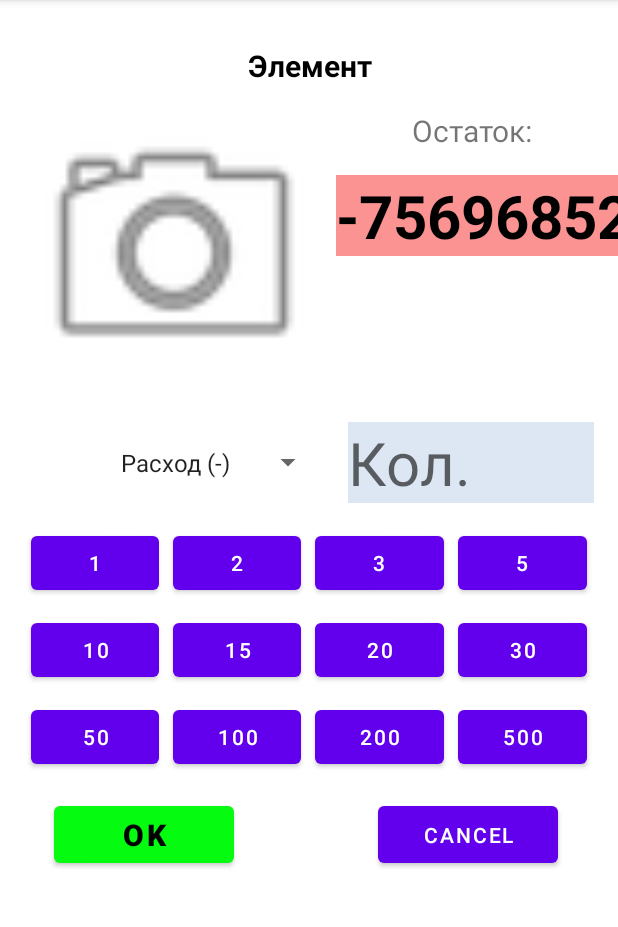
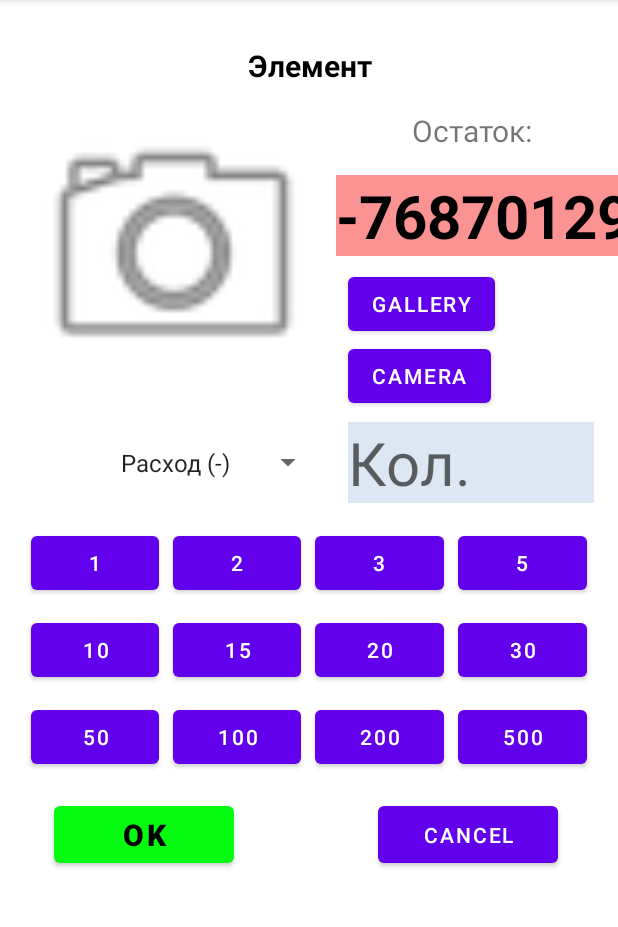
Before and after one commit to 77onix77/sklad, an Android app: the ElementActivity screen opened directly, with no data from a screen before it, on a phone screen of 412 x 824 dp, the part 84-1011 px from its top. Run offline under Robolectric (Android 15) with nearby library versions, the phone set to English and light mode, and no system bars; our stand-ins replace Room's generated code; 2 statements that could not run were skipped.

Commit message:
added image for elements

```diff
--- a/app/src/main/AndroidManifest.xml
+++ b/app/src/main/AndroidManifest.xml
@@ -2,7 +2,13 @@
 <manifest xmlns:android="http://schemas.android.com/apk/res/android"
     xmlns:tools="http://schemas.android.com/tools">
 
+    <uses-permission android:name="android.permission.CAMERA" />
+    <uses-permission android:name="android.permission.READ_EXTERNAL_STORAGE" />
+    <uses-permission android:name="android.permission.READ_MEDIA_IMAGES" />
+
     <application
+
+        android:requestLegacyExternalStorage="true"
         android:name=".MyApplication"
         android:allowBackup="true"
         android:dataExtractionRules="@xml/data_extraction_rules"
--- a/app/src/main/java/com/onix77/sklad/ElementActivity.kt
+++ b/app/src/main/java/com/onix77/sklad/ElementActivity.kt
@@ -1,17 +1,27 @@
 package com.onix77.sklad
 
 import android.annotation.SuppressLint
+import android.content.Intent
+import android.graphics.Bitmap
+
 import androidx.appcompat.app.AppCompatActivity
 import android.os.Bundle
+import android.provider.MediaStore
 import android.widget.ArrayAdapter
+import android.widget.ImageView
 import android.widget.Toast
+import androidx.activity.result.PickVisualMediaRequest
 import androidx.activity.viewModels
+
 import com.onix77.sklad.databinding.ActivityElementBinding
 import java.util.*
 
 class ElementActivity : AppCompatActivity() {
 
     private lateinit var binding: ActivityElementBinding
+    private val REQUEST_CODE_GAL = 111
+    private val REQUEST_CODE_CAM = 222
+    lateinit var imView: ImageView
     private val  myViewModel: MyViewModel by viewModels {
         MyViewModelFactory((application as MyApplication).repository)
     }
@@ -21,6 +31,7 @@ class ElementActivity : AppCompatActivity() {
         super.onCreate(savedInstanceState)
         binding = ActivityElementBinding.inflate(layoutInflater)
         setContentView(binding.root)
+
 
         val el = intent.getSerializableExtra("el") as ElementDB
 
@@ -53,6 +64,18 @@ class ElementActivity : AppCompatActivity() {
             El100BT.setOnClickListener { ElNumberET.setText("100")  }
             El200BT.setOnClickListener { ElNumberET.setText("200")  }
             El500BT.setOnClickListener { ElNumberET.setText("500")  }
+        }
+
+        imView = binding.ElImageView
+
+        binding.ImButton.setOnClickListener {
+            val imageIntent = Intent(Intent.ACTION_PICK, MediaStore.Images.Media.EXTERNAL_CONTENT_URI)
+            startActivityForResult(imageIntent, REQUEST_CODE_GAL)
+        }
+
+        binding.camButton.setOnClickListener {
+            val camIntent = Intent(MediaStore.ACTION_IMAGE_CAPTURE)
+            startActivityForResult(camIntent, REQUEST_CODE_CAM)
         }
 
         binding.ElOkBt.setOnClickListener {
@@ -89,4 +112,16 @@ class ElementActivity : AppCompatActivity() {
             finish()
         }
     }
+
+    override fun onActivityResult(requestCode: Int, resultCode: Int, data: Intent?) {
+        super.onActivityResult(requestCode, resultCode, data)
+        if (resultCode == RESULT_OK && requestCode == REQUEST_CODE_GAL) {
+            imView.setImageURI(data?.data)
+        } else if (resultCode == RESULT_OK && requestCode == REQUEST_CODE_CAM) {
+            val thumbnailBitmap = data?.extras?.get("data") as Bitmap
+            imView.setImageBitmap(thumbnailBitmap)
+        }
+
+    }
+
 }
--- a/app/src/main/res/layout/activity_element.xml
+++ b/app/src/main/res/layout/activity_element.xml
@@ -23,10 +23,11 @@
         app:layout_constraintTop_toTopOf="parent" />
 
     <ImageView
-        android:id="@+id/imageView"
+        android:id="@+id/El_imageView"
         android:layout_width="200dp"
         android:layout_height="200dp"
         android:layout_marginTop="8dp"
+        android:clickable="true"
         android:contentDescription="@string/el_foto"
         app:layout_constraintStart_toStartOf="@+id/El_NameElTV"
         app:layout_constraintTop_toBottomOf="@+id/El_NameElTV"
@@ -58,8 +59,8 @@
         android:textSize="20sp"
         app:layout_constraintEnd_toEndOf="parent"
         app:layout_constraintHorizontal_bias="1.0"
-        app:layout_constraintStart_toEndOf="@+id/imageView"
-        app:layout_constraintTop_toTopOf="@+id/imageView" />
+        app:layout_constraintStart_toEndOf="@+id/El_imageView"
+        app:layout_constraintTop_toTopOf="@+id/El_imageView" />
 
     <TextView
         android:id="@+id/El_RestTV"
@@ -71,7 +72,7 @@
         android:textColor="@color/black"
         android:textSize="40dp"
         android:textStyle="bold"
-        app:layout_constraintBottom_toBottomOf="@+id/imageView"
+        app:layout_constraintBottom_toBottomOf="@+id/El_imageView"
         app:layout_constraintStart_toStartOf="@+id/textView6"
         app:layout_constraintTop_toBottomOf="@+id/textView6"
         app:layout_constraintVertical_bias="0.081" />
@@ -112,8 +113,8 @@
         android:textSize="40sp"
         app:layout_constraintEnd_toEndOf="parent"
         app:layout_constraintHorizontal_bias="0.466"
-        app:layout_constraintStart_toEndOf="@+id/imageView"
-        app:layout_constraintTop_toBottomOf="@+id/imageView"
+        app:layout_constraintStart_toEndOf="@+id/El_imageView"
+        app:layout_constraintTop_toBottomOf="@+id/El_imageView"
         tools:ignore="TextContrastCheck" />
 
     <LinearLayout
@@ -296,4 +297,24 @@
         app:layout_constraintTop_toTopOf="@+id/El_Ok_Bt"
         app:layout_constraintVertical_bias="0.0" />
 
+    <Button
+        android:id="@+id/ImButton"
+        android:layout_width="wrap_content"
+        android:layout_height="wrap_content"
+        android:layout_marginStart="16dp"
+        android:layout_marginTop="8dp"
+        android:text="gallery"
+        app:layout_constraintStart_toEndOf="@+id/El_imageView"
+        app:layout_constraintTop_toBottomOf="@+id/El_RestTV" />
+
+    <Button
+        android:id="@+id/camButton"
+        android:layout_width="wrap_content"
+        android:layout_height="wrap_content"
+        android:text="camera"
+        app:layout_constraintEnd_toEndOf="@+id/ImButton"
+        app:layout_constraintHorizontal_bias="0.0"
+        app:layout_constraintStart_toStartOf="@+id/ImButton"
+        app:layout_constraintTop_toBottomOf="@+id/ImButton" />
+
 </androidx.constraintlayout.widget.ConstraintLayout>
```
